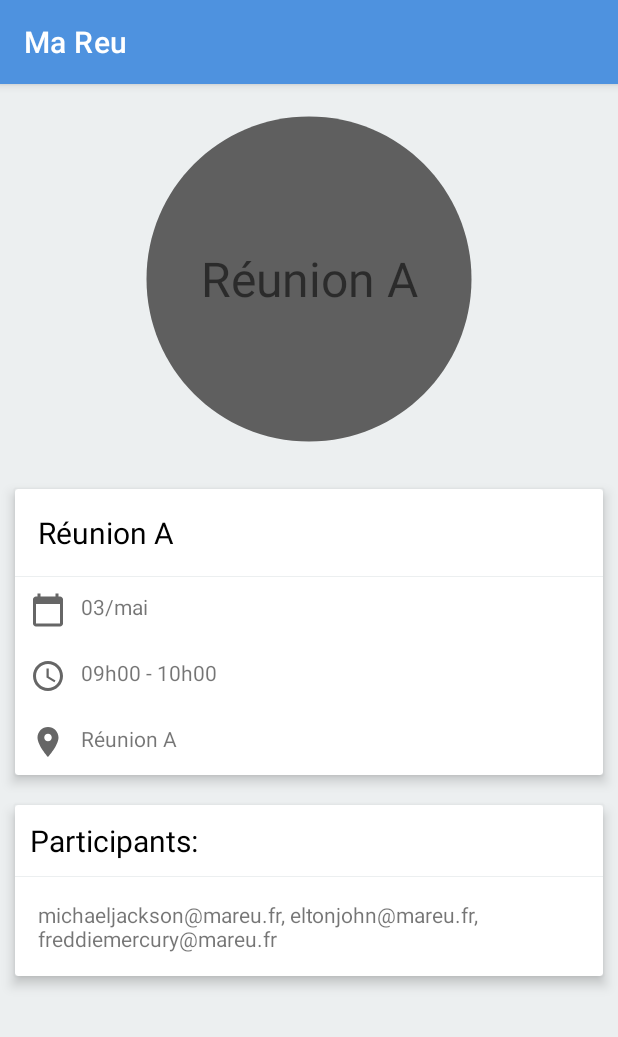
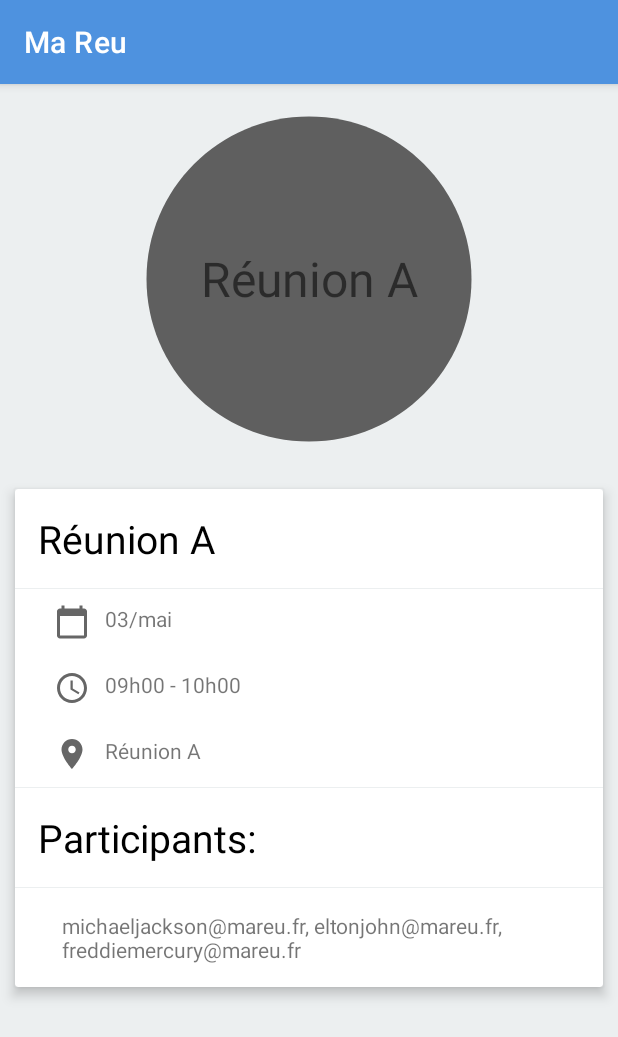
Before and after one commit to SimoJOUDAR/P4_MaReu, an Android app: the screen it shows after launch (MeetingDetailActivity), after a tap on an icon or button, on a phone screen of 412 x 824 dp. Shown: the top 1037 px of the screen. Run offline under Robolectric (Android 15) with nearby library versions, the phone set to English and light mode, and no system bars.

Commit message:
MeetingDetailActivity UI updated

```diff
--- a/app/src/main/res/layout/activity_meeting_detail.xml
+++ b/app/src/main/res/layout/activity_meeting_detail.xml
@@ -55,7 +55,7 @@
                     android:layout_width="wrap_content"
                     android:layout_height="wrap_content"
                     android:text="Topic"
-                    android:textSize="20sp"
+                    android:textSize="26sp"
                     android:layout_margin="15dp"
                     android:textColor="@color/black"
                     />
@@ -71,6 +71,7 @@
                     android:layout_height="wrap_content"
                     android:text="Date"
                     android:layout_margin="10dp"
+                    android:paddingStart="16dp"
                     android:drawableLeft="@drawable/ic_baseline_calendar_today_24"
                     android:drawablePadding="10dp"/>
 
@@ -80,6 +81,7 @@
                     android:layout_height="wrap_content"
                     android:text="Time"
                     android:layout_margin="10dp"
+                    android:paddingStart="16dp"
                     android:drawableLeft="@drawable/ic_baseline_access_time_24"
                     android:drawablePadding="10dp"/>
 
@@ -89,32 +91,21 @@
                     android:layout_height="wrap_content"
                     android:text="Room"
                     android:layout_margin="10dp"
+                    android:paddingStart="16dp"
                     android:drawableLeft="@drawable/ic_baseline_location_on_24"
                     android:drawablePadding="10dp"/>
 
-            </LinearLayout>
-
-
-        </androidx.cardview.widget.CardView>
-
-        <androidx.cardview.widget.CardView
-            android:layout_width="match_parent"
-            android:layout_height="wrap_content"
-            http:cardBackgroundColor="@android:color/white"
-            http:cardElevation="5dp"
-            android:layout_margin="10dp">
-
-            <LinearLayout
-                android:layout_width="match_parent"
-                android:layout_height="match_parent"
-                android:orientation="vertical">
+                <View
+                    android:layout_width="match_parent"
+                    android:layout_height="0.5dp"
+                    android:background="#ECEFF0" />
 
                 <TextView
                     android:layout_width="wrap_content"
                     android:layout_height="wrap_content"
                     android:text="Participants:"
-                    android:textSize="20sp"
-                    android:layout_margin="10dp"
+                    android:textSize="26sp"
+                    android:layout_margin="15dp"
                     android:textColor="@color/black"
                     />
 
@@ -128,9 +119,11 @@
                     android:layout_width="match_parent"
                     android:layout_height="wrap_content"
                     android:text="Liste des participants..."
-                    android:layout_margin="15dp"/>
+                    android:layout_margin="15dp"
+                    android:paddingStart="16dp"/>
 
             </LinearLayout>
+
 
         </androidx.cardview.widget.CardView>
 
```
